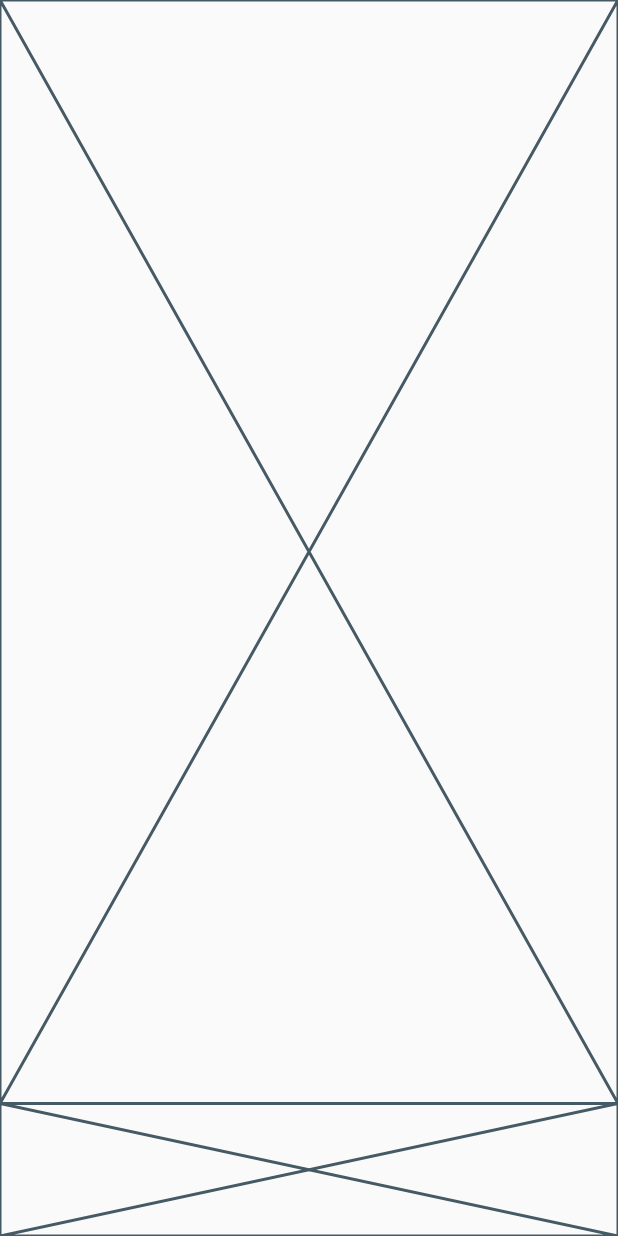
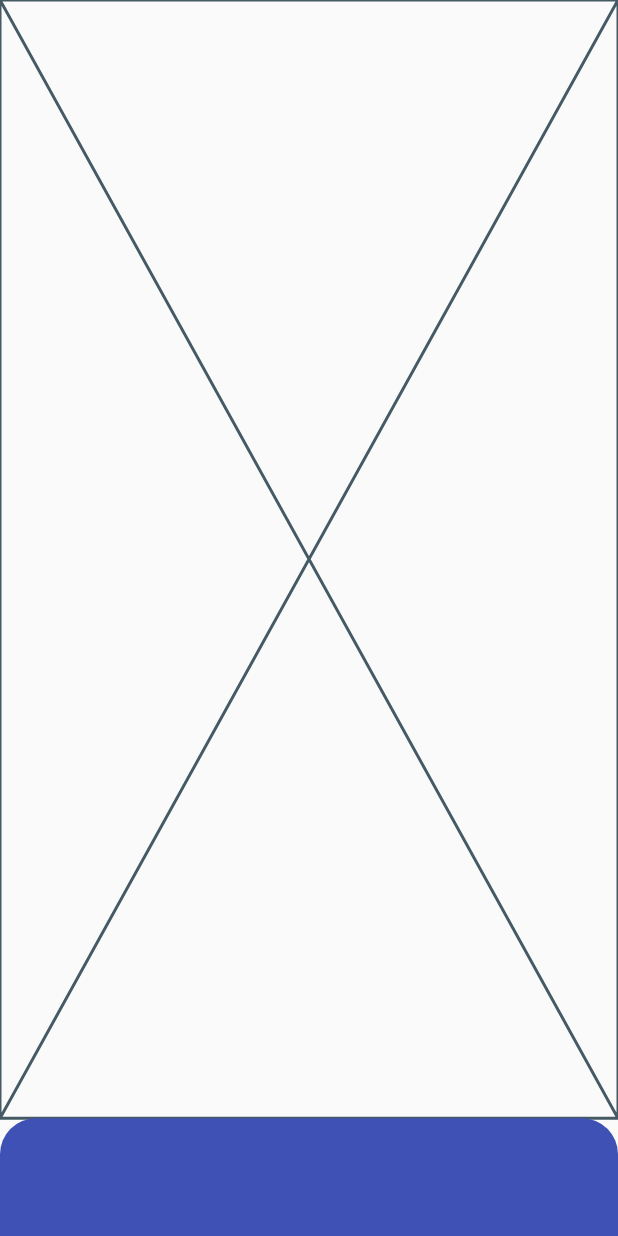
Before and after one commit to JAICHANGPARK/flutter_notebook_17th_story, a Flutter app: the screen it shows after launch, on a phone screen of 412 x 824 dp. Run offline on Flutter 3.47's test engine with Material 2 defaults, Android fonts, the phone set to English and light mode, and no system bars; our stand-ins replace badges, cached_network_image, fl_chart, flutter_riverpod, freezed_annotation, ionicons and 1 more.

Commit message:
Update flight_home_page.dart

```diff
--- a/lib/ep1040_flight_booking_app/src/flight_home_page.dart
+++ b/lib/ep1040_flight_booking_app/src/flight_home_page.dart
@@ -14,12 +14,23 @@ class _FlightHomePageState extends State<FlightHomePage> {
       body: Column(
         children: [
           Expanded(
-            flex: 25,
+            flex: 19,
             child: Placeholder(),
           ),
           Expanded(
-            flex: 3,
-            child: Placeholder(),
+            flex: 2,
+            child: Container(
+              decoration: BoxDecoration(
+                color: Colors.indigo,
+                borderRadius: BorderRadius.only(
+                  topLeft: Radius.circular(24),
+                  topRight: Radius.circular(24)
+                )
+              ),
+              child: Row(
+                children: [],
+              ),
+            ),
           ),
         ],
       ),
```
